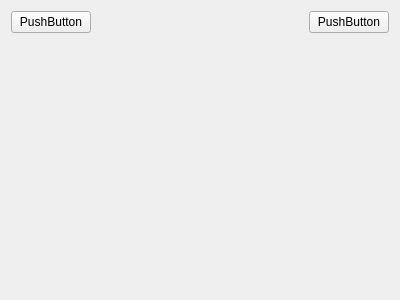
The window that gameboard.ui (Sunimik1975/ihm_4connect) describes before a commit, drawn with Qt 5.
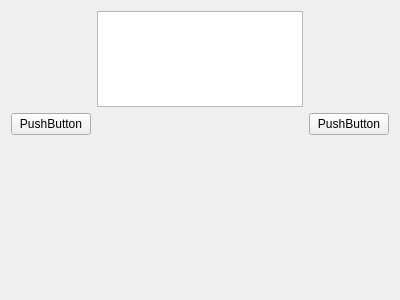
The same window after the commit.

Patch:
```diff
--- a/gameboard.ui
+++ b/gameboard.ui
@@ -14,7 +14,7 @@
    <string>Form</string>
   </property>
   <layout class="QGridLayout" name="gridLayout">
-   <item row="0" column="1">
+   <item row="1" column="1">
     <spacer name="horizontalSpacer">
      <property name="orientation">
       <enum>Qt::Orientation::Horizontal</enum>
@@ -27,14 +27,14 @@
      </property>
     </spacer>
    </item>
-   <item row="0" column="0">
-    <widget class="QPushButton" name="cerrarPushButton">
-     <property name="text">
-      <string>PushButton</string>
-     </property>
-    </widget>
-   </item>
    <item row="1" column="0">
+    <widget class="QPushButton" name="cerrarPushButton">
+     <property name="text">
+      <string>PushButton</string>
+     </property>
+    </widget>
+   </item>
+   <item row="2" column="0">
     <spacer name="verticalSpacer">
      <property name="orientation">
       <enum>Qt::Orientation::Vertical</enum>
@@ -47,13 +47,16 @@
      </property>
     </spacer>
    </item>
-   <item row="0" column="2">
+   <item row="1" column="2">
     <widget class="QPushButton" name="cerrarPushButton2">
      <property name="text">
       <string>PushButton</string>
      </property>
     </widget>
    </item>
+   <item row="0" column="1">
+    <widget class="QListView" name="ranking"/>
+   </item>
   </layout>
  </widget>
  <resources/>
```
